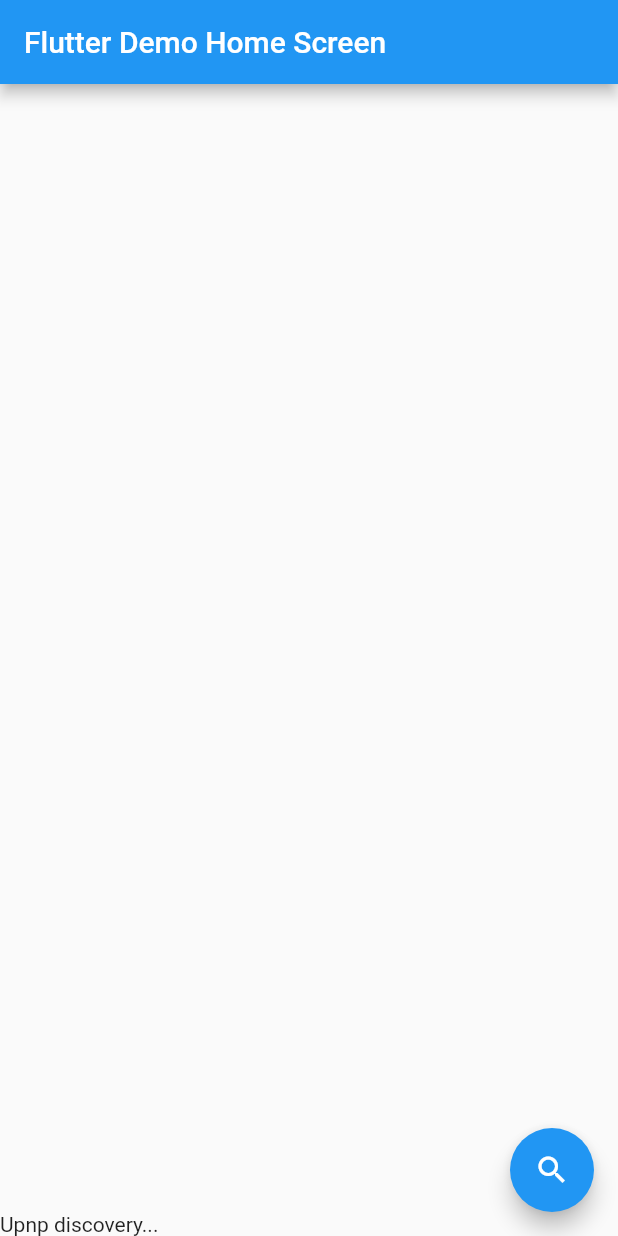
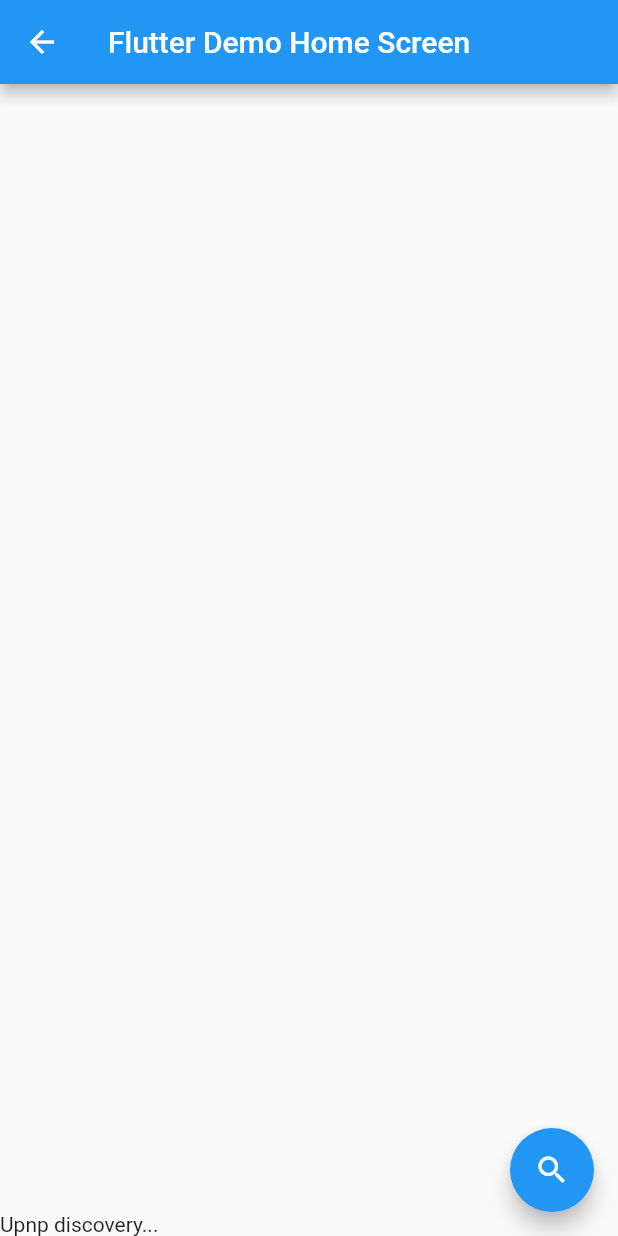
Before and after one commit to apiel/UpnpFlutter, a Flutter app: the screen it shows after launch, after a tap on the "search" icon, on a phone screen of 412 x 824 dp. Run offline on Flutter 3.47's test engine with Material 2 defaults, Android fonts, the phone set to English and light mode, and no system bars.

Commit message:
some stuff

```diff
--- a/lib/App.dart
+++ b/lib/App.dart
@@ -1,17 +1,9 @@
 import 'package:flutter/material.dart';
 
-import './services/DeviceDiscoverer.dart';
-import './screens/LogScreen/LogScreen.dart';
+// import './screens/LogScreen/LogScreen.dart';
+import './screens/DevicesScreen/DevicesScreen.dart';
 
 class App extends StatelessWidget {
-  DeviceDiscoverer discoverer;
-  List log;
-
-  App(DeviceDiscoverer d, List l) {
-    this.discoverer = d;
-    this.log = l;
-  }
-
   // This widget is the root of your application.
   @override
   Widget build(BuildContext context) {
@@ -21,11 +13,8 @@ class App extends StatelessWidget {
       theme: new ThemeData(
         primarySwatch: Colors.blue,
       ),
-      home: new LogScreen(
-        title: 'Flutter Demo Home Screen',
-        discoverer: discoverer,
-        log: log,
-      ),
+      home: new DevicesScreen(),
+      // home: new LogScreen(),
     );
   }
 }
--- /dev/null
+++ b/lib/Globals.dart
@@ -0,0 +1,17 @@
+
+import './services/DeviceDiscoverer.dart';
+
+class Globals {
+  static final Globals _singleton = new Globals._internal();
+  DeviceDiscoverer discoverer;
+  List log;
+
+  factory Globals() {
+    return _singleton;
+  }
+
+  Globals._internal() {
+    this.log = ['Upnp discovery...'];
+    this.discoverer = new DeviceDiscoverer(this.log);
+  }
+}
--- a/lib/main.dart
+++ b/lib/main.dart
@@ -1,9 +1,7 @@
 import 'package:flutter/material.dart';
+
 import './App.dart';
-import './services/DeviceDiscoverer.dart';
 
 void main() {
-  List log = ['Upnp discovery...'];
-  var disc = new DeviceDiscoverer(log);
-  runApp(new App(disc, log));
+  runApp(new App());
 }
--- /dev/null
+++ b/lib/screens/DevicesScreen/DevicesScreen.dart
@@ -0,0 +1,45 @@
+import 'package:flutter/material.dart';
+
+import './../LogScreen/LogScreen.dart';
+
+class DevicesScreen extends StatelessWidget {
+  @override
+  Widget build(BuildContext context) {
+    return new Scaffold(
+      appBar: new AppBar(
+        title: new Text('First Screen'),
+        actions: <Widget>[
+          // action button
+          new IconButton(
+            icon: new Icon(Icons.search),
+            onPressed: () {
+              Navigator.push(
+                context,
+                new MaterialPageRoute(builder: (context) => new LogScreen()),
+              );
+            },
+          ),
+          new PopupMenuButton<FlatButton>(
+            // onSelected: _select,
+            itemBuilder: (BuildContext context) {
+              return [
+                new PopupMenuItem<FlatButton>(
+                  // value: 'yo',
+                  child: new FlatButton(
+                    onPressed: () {
+                      Navigator.push(
+                        context,
+                        new MaterialPageRoute(builder: (context) => new LogScreen()),
+                      );
+                    },
+                    child: new Text('Log'),
+                  ),
+                ),
+              ];
+            },
+          ),
+        ],
+      ),
+    );
+  }
+}
--- a/lib/screens/LogScreen/LogScreen.dart
+++ b/lib/screens/LogScreen/LogScreen.dart
@@ -1,14 +1,9 @@
 import 'package:flutter/material.dart';
 
 import "./LogScreenState.dart";
-import "../../services/DeviceDiscoverer.dart";
 
 class LogScreen extends StatefulWidget {
-  final DeviceDiscoverer discoverer;
-  final List log;
-  LogScreen({Key key, this.title, this.discoverer, this.log}) : super(key: key);
-
-  final String title;
+  LogScreen({Key key}) : super(key: key);
 
   @override
   LogScreenState createState() => new LogScreenState();
--- a/lib/screens/LogScreen/LogScreenState.dart
+++ b/lib/screens/LogScreen/LogScreenState.dart
@@ -2,26 +2,33 @@ import 'package:flutter/material.dart';
 import 'dart:async';
 
 import "./LogScreen.dart";
+import "../../Globals.dart";
 
 class LogScreenState extends State<LogScreen> {
 
+  Globals globals;
+
+  LogScreenState() {
+    this.globals = new Globals();
+  }
+
   Future _discover() async {
-    await widget.discoverer.quickDiscoverClients(() {
+    await this.globals.discoverer.quickDiscoverClients(() {
       setState(() {});
     });
     setState(() {});
   }
 
   List<Text> _buildList() {
-    return widget.log == null ? []
-         : widget.log.map((value) => new Text(value)).toList();
+    return this.globals.log == null ? []
+         : this.globals.log.map((value) => new Text(value)).toList();
   }
 
   @override
   Widget build(BuildContext context) {
     return new Scaffold(
       appBar: new AppBar(
-        title: new Text(widget.title),
+        title: new Text('Flutter Demo Home Screen'),
       ),
       body: new ListView(
         reverse: true,
```
